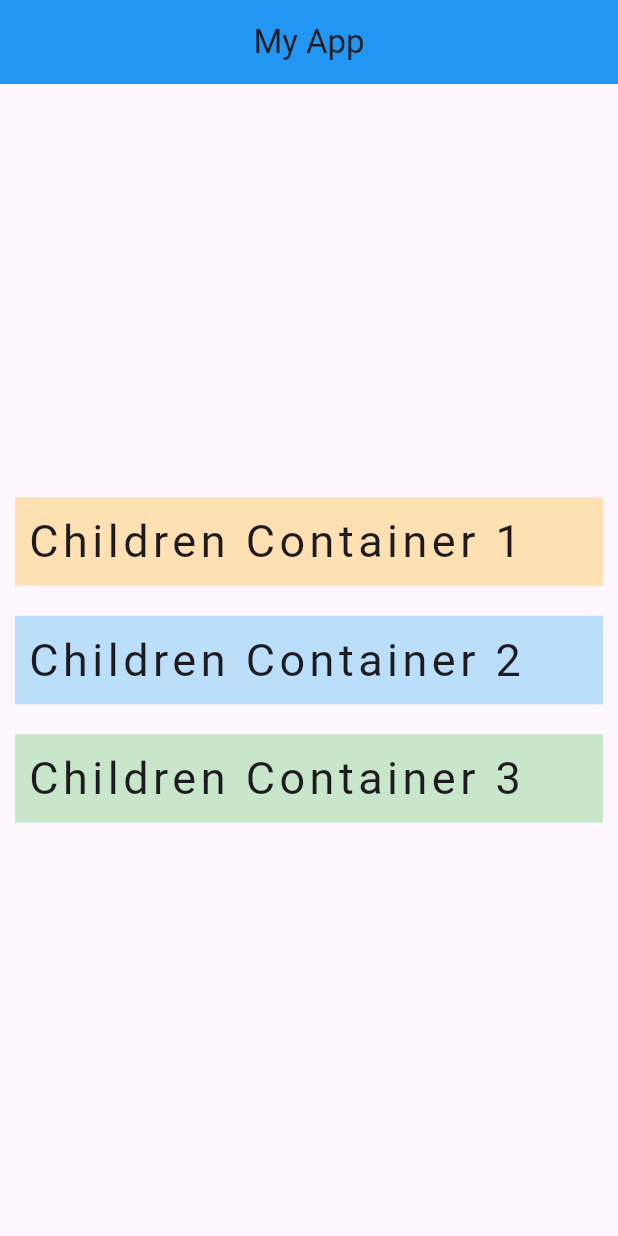
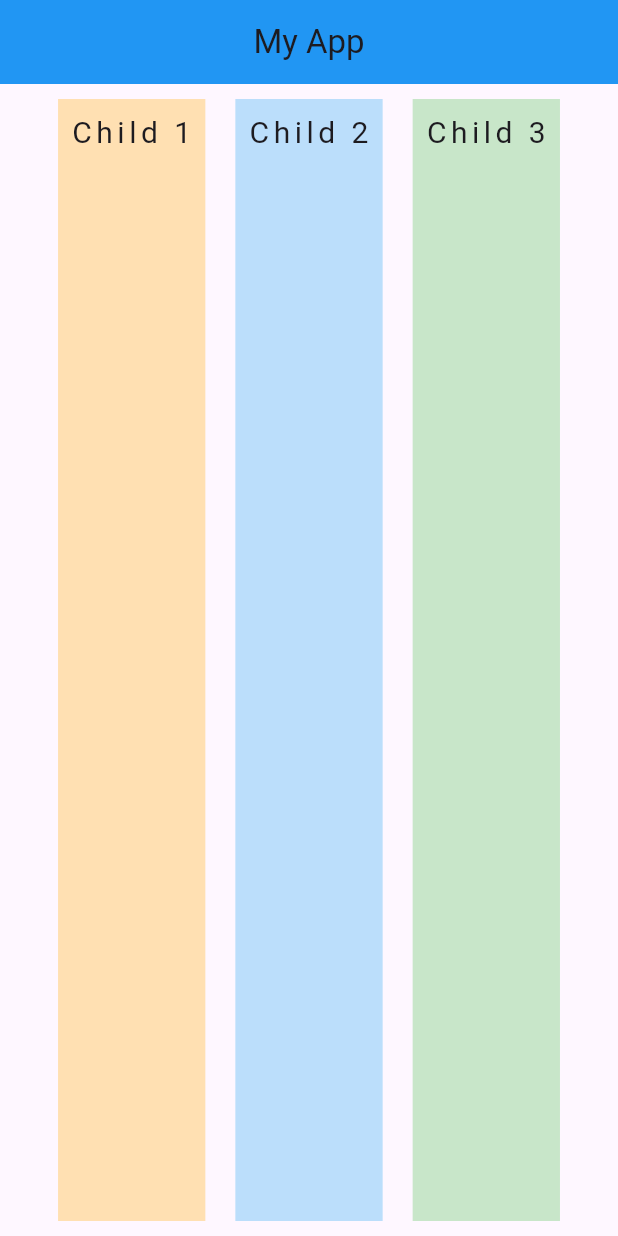
Before and after one commit to NataponJ/sample_flutter_101, a Flutter app: the screen it shows after launch, on a phone screen of 412 x 824 dp. Run offline on Flutter 3.47's test engine with Material 3 defaults, Android fonts, the light colour scheme and no system bars.

Commit message:
row widget

```diff
--- a/lib/screens/home/home.dart
+++ b/lib/screens/home/home.dart
@@ -5,7 +5,7 @@ class Home extends StatelessWidget {
 
   @override
   Widget build(BuildContext context) {
-    return Column(
+    return Row(
       mainAxisAlignment: MainAxisAlignment.center,
       crossAxisAlignment: CrossAxisAlignment.stretch,
       children: [
@@ -14,9 +14,9 @@ class Home extends StatelessWidget {
           margin: const EdgeInsets.all(10),
           padding: const EdgeInsets.all(8),
           child: const Text(
-            "Children Container 1",
+            "Child 1",
             style: TextStyle(
-              fontSize: 30,
+              fontSize: 20,
               letterSpacing: 3,
             ),
           ),
@@ -26,9 +26,9 @@ class Home extends StatelessWidget {
           margin: const EdgeInsets.all(10),
           padding: const EdgeInsets.all(8),
           child: const Text(
-            "Children Container 2",
+            "Child 2",
             style: TextStyle(
-              fontSize: 30,
+              fontSize: 20,
               letterSpacing: 3,
             ),
           ),
@@ -38,9 +38,9 @@ class Home extends StatelessWidget {
           margin: const EdgeInsets.all(10),
           padding: const EdgeInsets.all(8),
           child: const Text(
-            "Children Container 3",
+            "Child 3",
             style: TextStyle(
-              fontSize: 30,
+              fontSize: 20,
               letterSpacing: 3,
             ),
           ),
```
